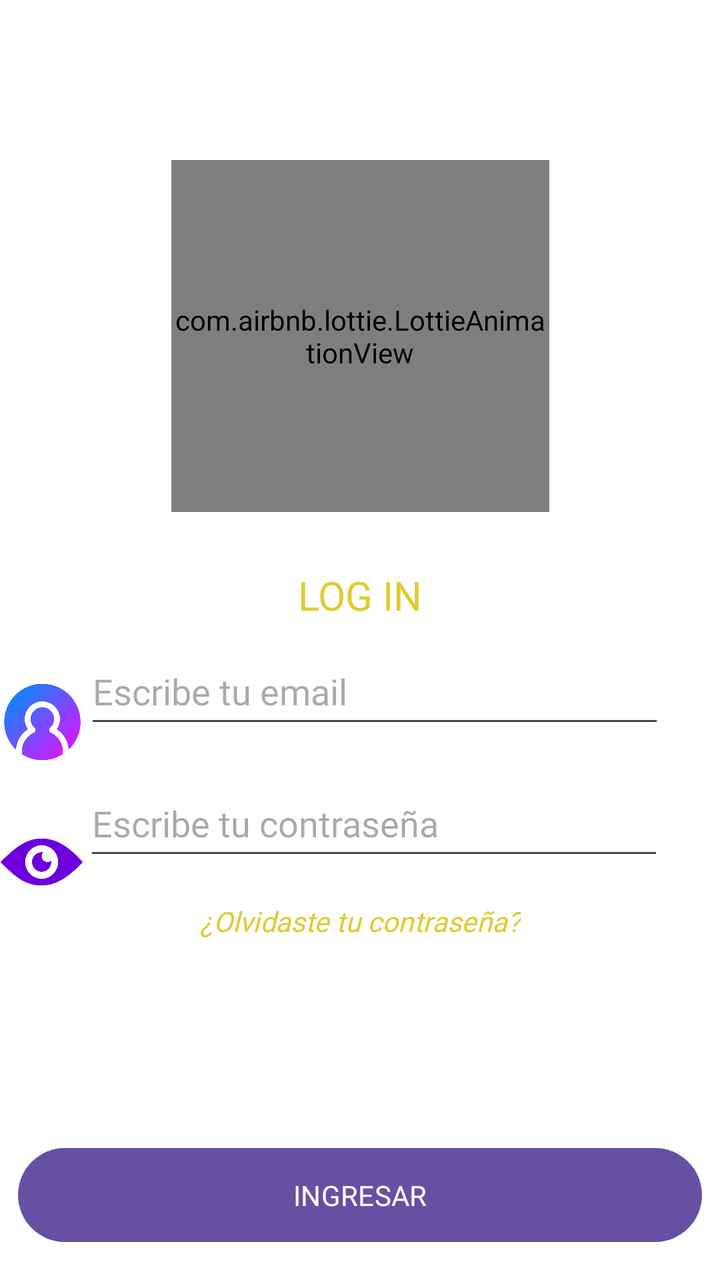
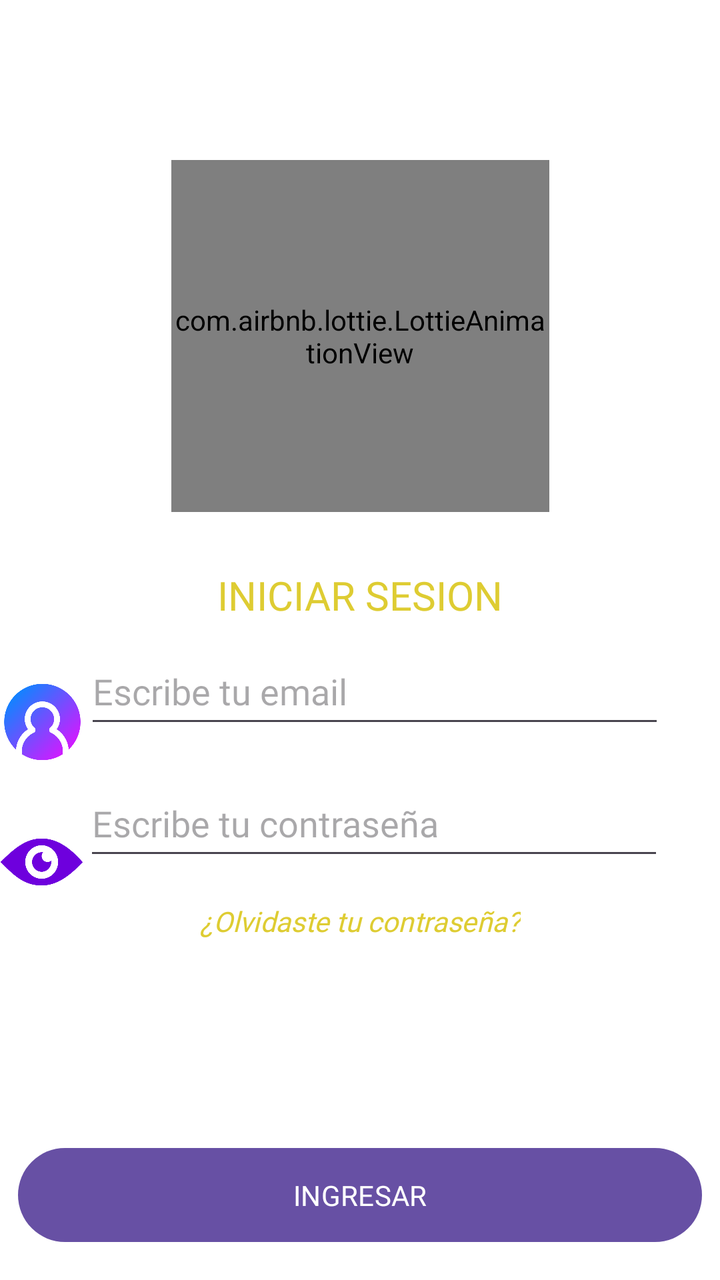

Screens rendered from an Android XML layout before and after an edit, with the pre-edit source and the edit as a unified diff.
<!-- AndroidManifest.xml: application theme Theme.PAQU -->
<!-- res/layout/activity_login_form.xml -->
<?xml version="1.0" encoding="utf-8"?>
<androidx.core.widget.NestedScrollView xmlns:android="http://schemas.android.com/apk/res/android"
    xmlns:app="http://schemas.android.com/apk/res-auto"
    xmlns:tools="http://schemas.android.com/tools"
    android:layout_width="match_parent"
    android:layout_height="match_parent"
    android:background="@color/white"
    android:fillViewport="true"
    tools:context=".loginFormActivity">

    <androidx.constraintlayout.widget.ConstraintLayout
        android:id="@+id/main"
        android:layout_width="match_parent"
        android:layout_height="wrap_content"
        android:background="@color/white">


        <com.airbnb.lottie.LottieAnimationView
            android:id="@+id/animationView"
            android:layout_width="189dp"
            android:layout_height="176dp"
            android:layout_marginTop="80dp"
            app:layout_constraintDimensionRatio="1:1"
            app:layout_constraintLeft_toLeftOf="parent"
            app:layout_constraintRight_toRightOf="parent"
            app:layout_constraintTop_toTopOf="parent"
            app:layout_constraintWidth_percent="0.4"
            app:lottie_autoPlay="true"
            app:lottie_loop="true"
            app:lottie_rawRes="@raw/animation_llama_saludando"
            app:lottie_url="REPLACE_JSON_URL"
            tools:ignore="MissingConstraints" />

        <TextView
            android:id="@+id/textView5"
            android:layout_width="wrap_content"
            android:layout_height="wrap_content"
            android:layout_marginTop="28dp"
            android:fontFamily="@font/fredoka_one"
            android:text="LOG IN"
            android:textColor="@color/morado"
            android:textSize="20sp"
            app:layout_constraintEnd_toEndOf="parent"
            app:layout_constraintStart_toStartOf="parent"
            app:layout_constraintTop_toBottomOf="@+id/animationView" />


        <EditText
            android:id="@+id/tvEmail"
            android:layout_width="290dp"
            android:layout_height="50dp"
            android:layout_marginTop="8dp"
            android:ems="10"
            android:fontFamily="@font/fredoka_one"
            android:hint="Escribe tu email"
            android:inputType="textEmailAddress"
            android:textColor="@color/black"
            app:layout_constraintEnd_toEndOf="parent"
            app:layout_constraintHorizontal_bias="0.603"
            app:layout_constraintStart_toStartOf="parent"
            app:layout_constraintTop_toBottomOf="@+id/textView5" />

        <EditText
            android:id="@+id/tvPassword"
            android:layout_width="290dp"
            android:layout_height="50dp"
            android:layout_marginTop="16dp"
            android:ems="10"
            android:fontFamily="@font/fredoka_one"
            android:hint="Escribe tu contraseña"
            android:inputType="textPassword"
            app:layout_constraintEnd_toEndOf="parent"
            app:layout_constraintHorizontal_bias="0.599"
            app:layout_constraintStart_toStartOf="parent"
            app:layout_constraintTop_toBottomOf="@+id/tvEmail"
            tools:ignore="MissingConstraints" />

        
        <TextView
            android:id="@+id/tvRecuperarPassword"
            android:layout_width="wrap_content"
            android:layout_height="wrap_content"
            android:layout_marginTop="12dp"
            android:fontFamily="@font/fredoka_one"
            android:text="¿Olvidaste tu contraseña?"
            android:textColor="@color/morado"
            android:textSize="14sp"
            android:textStyle="italic"
            android:clickable="true"
            android:focusable="true"
            android:padding="4dp"
            app:layout_constraintEnd_toEndOf="parent"
            app:layout_constraintStart_toStartOf="parent"
            app:layout_constraintTop_toBottomOf="@+id/tvPassword" />

        <Button
            android:id="@+id/btnIngresar"
            android:layout_width="342dp"
            android:layout_height="55dp"
            android:layout_marginTop="96dp"
            android:fontFamily="@font/fredoka_one"
            android:text="INGRESAR"
            app:layout_constraintEnd_toEndOf="parent"
            app:layout_constraintHorizontal_bias="0.492"
            app:layout_constraintStart_toStartOf="parent"
            app:layout_constraintTop_toBottomOf="@+id/tvRecuperarPassword" />

        <ImageView
            android:id="@+id/imageView"
            android:layout_width="47dp"
            android:layout_height="50dp"
            android:layout_marginTop="336dp"
            app:layout_constraintEnd_toStartOf="@+id/tvEmail"
            app:layout_constraintHorizontal_bias="0.615"
            app:layout_constraintStart_toStartOf="parent"
            app:layout_constraintTop_toTopOf="parent"
            app:srcCompat="@drawable/usericon" />

        <ImageView
            android:id="@+id/imageView2"
            android:layout_width="47dp"
            android:layout_height="50dp"
            android:layout_marginTop="20dp"
            app:layout_constraintEnd_toStartOf="@+id/tvPassword"
            app:layout_constraintHorizontal_bias="0.615"
            app:layout_constraintStart_toStartOf="parent"
            app:layout_constraintTop_toBottomOf="@+id/imageView"
            app:srcCompat="@drawable/ojoicono" />


        <com.google.android.gms.common.SignInButton
            android:id="@+id/btnGoogle"
            android:layout_width="342dp"
            android:layout_height="50dp"
            android:layout_marginTop="24dp"
            app:layout_constraintEnd_toEndOf="parent"
            app:layout_constraintHorizontal_bias="0.492"
            app:layout_constraintStart_toStartOf="parent"
            app:layout_constraintTop_toBottomOf="@+id/textView12" />

        <TextView
            android:id="@+id/textView12"
            android:layout_width="wrap_content"
            android:layout_height="wrap_content"
            android:layout_marginTop="20dp"
            android:fontFamily="@font/fredoka_one"
            android:text="O puedes ingresar con:"
            app:layout_constraintEnd_toEndOf="parent"
            app:layout_constraintStart_toStartOf="parent"
            app:layout_constraintTop_toBottomOf="@+id/btnIngresar" />

        <TextView
            android:id="@+id/textView13"
            android:layout_width="wrap_content"
            android:layout_height="wrap_content"
            android:layout_marginTop="48dp"
            android:fontFamily="@font/fredoka_one"
            android:text="¿Aún no tienes una cuenta?"
            app:layout_constraintEnd_toEndOf="parent"
            app:layout_constraintHorizontal_bias="0.502"
            app:layout_constraintStart_toStartOf="parent"
            app:layout_constraintTop_toBottomOf="@+id/btnGoogle" />

        <Button
            android:id="@+id/btnCrear"
            android:layout_width="342dp"
            android:layout_height="55dp"
            android:layout_marginTop="20dp"
            android:layout_marginBottom="40dp"
            android:backgroundTint="#8B8BF8"
            android:fontFamily="@font/fredoka_one"
            android:text="CREA UNA CUENTA"
            android:textColorLink="#673AB7"
            app:layout_constraintEnd_toEndOf="parent"
            app:layout_constraintStart_toStartOf="parent"
            app:layout_constraintTop_toBottomOf="@+id/textView13"
            app:layout_constraintBottom_toBottomOf="parent" />


    </androidx.constraintlayout.widget.ConstraintLayout>

</androidx.core.widget.NestedScrollView>
<!-- resources referenced by this layout -->
<resources>
  <color name="black">#FF000000</color>
  <color name="morado">#DECC32</color>
  <color name="white">#FFFFFFFF</color>
  <!-- drawable ojoicono: png bitmap (drawable, 14117 bytes) -->
  <!-- drawable usericon: png bitmap (drawable, 24829 bytes) -->
  <style name="Theme.PAQU" parent="Base.Theme.PAQU" />
  <style name="Base.Theme.PAQU" parent="Theme.Material3.DayNight.NoActionBar">
          
          
      </style>
</resources>

<!-- the commit's change to res/layout/activity_login_form.xml (unified diff, before → after) -->
@@ -37,7 +37,7 @@
             android:layout_height="wrap_content"
             android:layout_marginTop="28dp"
             android:fontFamily="@font/fredoka_one"
-            android:text="LOG IN"
+            android:text="INICIAR SESION"
             android:textColor="@color/morado"
             android:textSize="20sp"
             app:layout_constraintEnd_toEndOf="parent"
